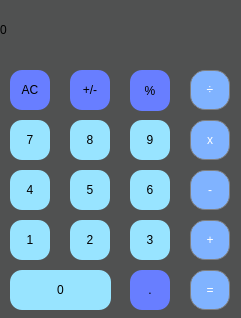
TanishKumar04/Calculator, file mainwindow.ui: the form before one commit.
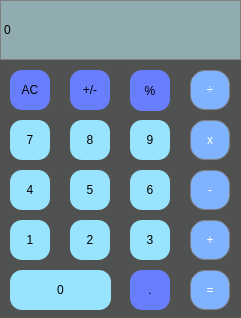
The form after the commit.

Commit message: unary operation

The edit to the form file:
```diff
--- a/mainwindow.ui
+++ b/mainwindow.ui
@@ -27,15 +27,13 @@
      </rect>
     </property>
     <property name="styleSheet">
-     <string notr="true">font: 700 18pt &quot;Arial&quot;;
-font: 18pt &quot;Academy Engraved LET&quot;;
-QLabel {
-background-color: rgb(108, 110, 110);
-  qproperty-alignment: 'AlignVCenter | AlignRight';
-  border: 1px solid gray;
+     <string notr="true">QLabel {
+    background-color: rgb(108, 110, 110);
+    qproperty-alignment: 'AlignVCenter | AlignRight';
+    border: 1px solid gray;
+    background-color: rgba(159, 193, 199, 207);
 }
-
-background-color : white;</string>
+</string>
     </property>
     <property name="text">
      <string>0</string>
```
The commit also changes 2 other files.
